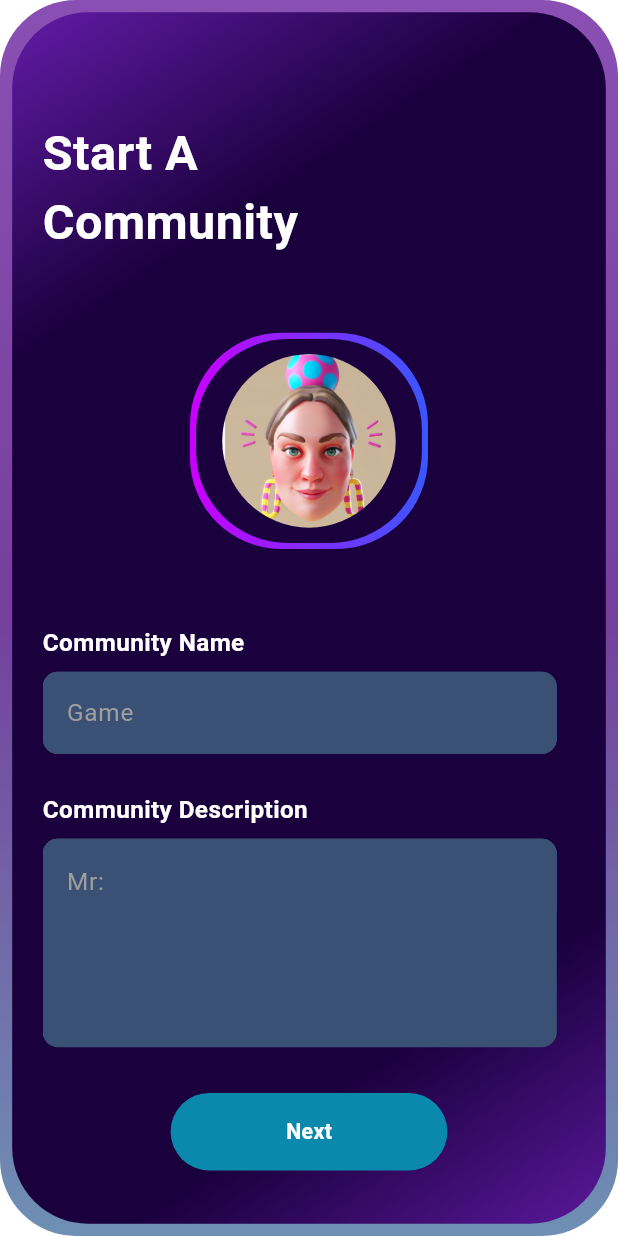
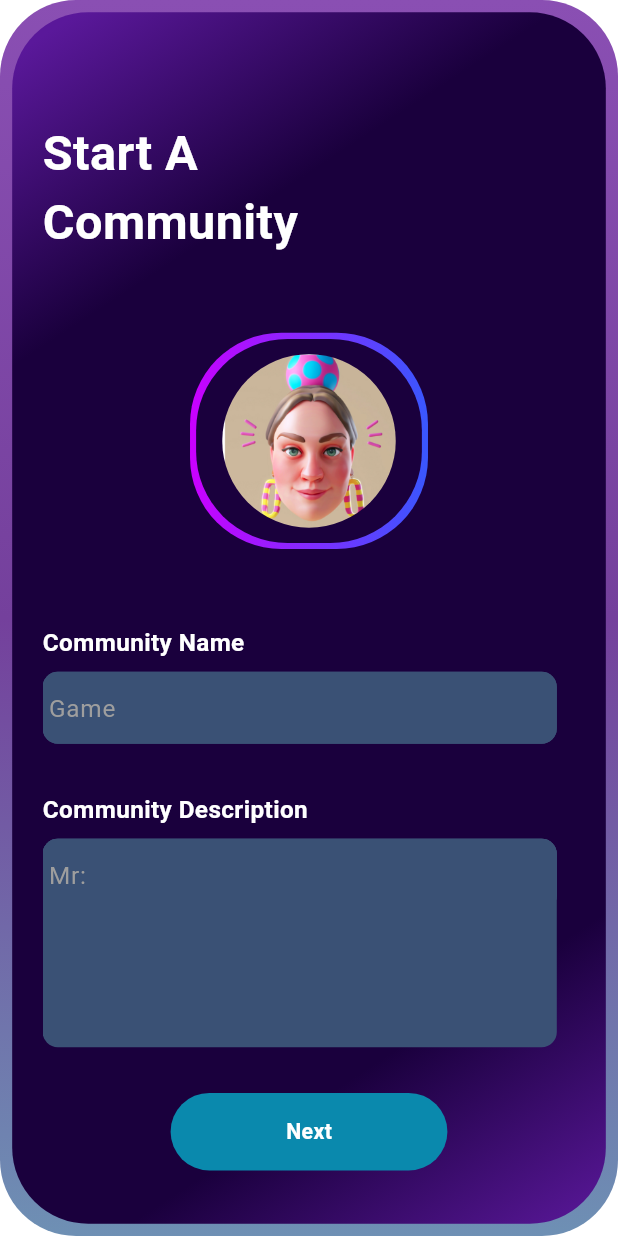
Before and after one commit to HussainMatloob/e_squadifi, a Flutter app: the CommunityScreen screen opened directly, after a tap on "Get Started", on a phone screen of 412 x 824 dp. Run offline on Flutter 3.47's test engine with Material 3 defaults, Android fonts, the phone set to English and light mode, and no system bars; our stand-ins replace audioplayers, device_preview, dropdown_button2, firebase_core, flutter_screenutil, get and 3 more; missing offline and left inert: avatar_stack, custom_pop_up_menu, video_thumbnail; accounts and stored records are empty; network calls fail; Roboto replaces fonts that are missing (Anybody).

Commit message:
minor changes

```diff
--- a/lib/constants/app_data.dart
+++ b/lib/constants/app_data.dart
@@ -4,4 +4,5 @@ class AppData
   static List<String> skillLevelList=["Level A","Level B","Level C"];
   static List<String> gameRoleList=["Role A","Role B","Role C"];
   static List<String> preferredGameMode=["Shooter","Survival","RPG"];
+  static List<String> gameType=["Game A","Game B","Game C"];
 }
--- a/lib/controllers/live_streaming_controller.dart
+++ b/lib/controllers/live_streaming_controller.dart
@@ -22,6 +22,11 @@ class LiveStreamingController extends GetxController{
   //   return uint8list;
   // }
 
+ bool isSwitchedOn=false;
+ void switchedButton(){
+   isSwitchedOn=!isSwitchedOn;
+   update();
+ }
 
   Rx<bool> isShowingPlay=false.obs;
   Rx<bool> isLandScape=false.obs;
--- a/lib/views/custom_widgets/custom_button_widget.dart
+++ b/lib/views/custom_widgets/custom_button_widget.dart
@@ -45,8 +45,8 @@ class ButtonWidget extends StatelessWidget {
       child: Container(
         margin: EdgeInsets.all(marginAll?? 0.r),
         padding: EdgeInsets.symmetric(horizontal: paddingHorizontal??0.r),
-        height: height,
-        width: width,
+        height: height ,
+        width: width ,
         decoration: BoxDecoration(
           color:borderWidth!=null&&borderColor!=null?color:borderWidth !=null? Colors.transparent:color,
           borderRadius: BorderRadius.circular(radius??0.r),
--- a/lib/views/custom_widgets/custom_drop_down_button.dart
+++ b/lib/views/custom_widgets/custom_drop_down_button.dart
@@ -43,8 +43,8 @@ class _CustomDropDownButtonState extends State<CustomDropDownButton> {
               child: Text(
                 item,
                 style: const TextStyle(
-                  fontSize: 14,
-                  fontWeight: FontWeight.bold,
+                  fontSize: 12,
+                  fontWeight: FontWeight.w400,
                   color: Colors.white,
                 ),
                 overflow: TextOverflow.ellipsis,
@@ -60,7 +60,7 @@ class _CustomDropDownButtonState extends State<CustomDropDownButton> {
               padding: EdgeInsets.only(
                   left: mq.width * 0.03, right: mq.width * 0.04),
               decoration: BoxDecoration(
-                borderRadius: BorderRadius.circular(93),
+                borderRadius: BorderRadius.circular(93.r),
                 border: Border.all(
                   color: Colors.transparent,
                 ),
--- a/lib/views/custom_widgets/custom_list_tile.dart
+++ b/lib/views/custom_widgets/custom_list_tile.dart
@@ -1,8 +1,10 @@
 import 'package:e_squadifi/constants/color_constants.dart';
+import 'package:e_squadifi/controllers/live_streaming_controller.dart';
 import 'package:e_squadifi/views/custom_widgets/custom_text.dart';
 import 'package:e_squadifi/views/custom_widgets/reuseable_gradient_container.dart';
 import 'package:flutter/material.dart';
 import 'package:flutter_screenutil/flutter_screenutil.dart';
+import 'package:get/get.dart';
 
 class CustomListTile extends StatelessWidget {
   final Icon? icon;
@@ -67,7 +69,24 @@ class CustomListTile extends StatelessWidget {
               Flexible(child: CustomText(text,fw: fw,size: textSize,color: color,fontStyle: fontStyle ))
             ],),
         ),
-        isDialog! ?Row(
+        isDialog! ? tralingText==null?Transform.scale(
+    scale: 0.9,  // This controls the size of the switch
+    child: GetBuilder<LiveStreamingController>(
+      builder: (liveStreamingController){
+        return Switch(
+          value: liveStreamingController.isSwitchedOn,
+          onChanged: (value) {
+            liveStreamingController.switchedButton();
+          },
+          activeColor: ColorConstant.whiteColor,            // Color of the thumb when the switch is ON
+          activeTrackColor: ColorConstant.cyanBlue,  // Color of the track when the switch is ON
+          inactiveThumbColor: ColorConstant.whiteColor,      // Color of the thumb when the switch is OFF
+          inactiveTrackColor: ColorConstant.cyanBlue,     // Color of the track when the switch is OFF
+        );
+      },
+
+    ),
+    ):Row(
             mainAxisAlignment: MainAxisAlignment.end,
             children: [
             CustomText(tralingText,fw: FontWeight.w700,size: 18.sp,color: color,fontStyle: fontStyle ),
--- a/lib/views/custom_widgets/custom_text_form_field.dart
+++ b/lib/views/custom_widgets/custom_text_form_field.dart
@@ -19,6 +19,9 @@ class CustomTextFormField extends StatefulWidget {
   final double? hintTextSize;
   final Color? hintTextColor;
   final FontWeight? hintTextFw;
+  final double? borderRadius;
+  final double? horizontalPadding;
+  final double? verticalPadding;
   const CustomTextFormField({
     super.key,
     this.hintText,
@@ -32,7 +35,7 @@ class CustomTextFormField extends StatefulWidget {
     this.height,
     this.isPassword = false,
     this.color,
-    this.focusNode, this.fillColor, this.hintTextSize, this.hintTextColor, this.hintTextFw
+    this.focusNode, this.fillColor, this.hintTextSize, this.hintTextColor, this.hintTextFw, this.borderRadius, this.horizontalPadding, this.verticalPadding
   });
 
   @override
@@ -40,16 +43,14 @@ class CustomTextFormField extends StatefulWidget {
 }
 
 class _CustomTextFormFieldState extends State<CustomTextFormField> {
-  bool _isObscured = true; // State variable to toggle password visibility
-
   @override
   Widget build(BuildContext context) {
     return Container(
-      width: widget.width,
-      height: widget.height,
+      width: widget.width??0.w,
+      height: widget.height??0.h,
       decoration: BoxDecoration(
           color: widget.color??Colors.transparent,
-          borderRadius: BorderRadius.circular(10.r)),
+          borderRadius: BorderRadius.circular(widget.borderRadius??10.r)),
       child: TextFormField(
         focusNode: widget.focusNode,
         //keyboardType: TextInputType.multiline,
@@ -68,28 +69,32 @@ class _CustomTextFormFieldState extends State<CustomTextFormField> {
           ),
           hintText: widget.hintText,
           border: OutlineInputBorder(
-            borderRadius: BorderRadius.circular(10.r),
+            borderRadius: BorderRadius.circular(widget.borderRadius??10.r),
             borderSide: BorderSide(color: widget.borderColor),
           ),
           focusedBorder: OutlineInputBorder(
-            borderRadius: BorderRadius.circular(10.r),
+            borderRadius: BorderRadius.circular(widget.borderRadius??10.r),
             borderSide: BorderSide(color: widget.focusedBorderColor, width: 2.0.w),
           ),
           enabledBorder: OutlineInputBorder(
-            borderRadius: BorderRadius.circular(10.r),
+            borderRadius: BorderRadius.circular(widget.borderRadius??10.r),
             borderSide: BorderSide(color: widget.borderColor),
           ),
           errorBorder: OutlineInputBorder(
-            borderRadius: BorderRadius.circular(10.r),
+            borderRadius: BorderRadius.circular(widget.borderRadius??10.r),
             borderSide: BorderSide(color: widget.errorBorderColor),
           ),
           focusedErrorBorder: OutlineInputBorder(
-            borderRadius: BorderRadius.circular(10.r),
+            borderRadius: BorderRadius.circular(widget.borderRadius??10.r),
             borderSide: BorderSide(color: widget.errorBorderColor, width: 2.0.w),
           ),
           suffixIcon:null,
             fillColor: widget.fillColor??ColorConstant.greyColor,
-          filled: true
+          filled: true,
+          contentPadding: EdgeInsets.symmetric(
+            vertical: widget.verticalPadding ?? 0.r,
+            horizontal: widget.horizontalPadding ?? 0.r,
+          )
         ),
         validator: (value) {
           if(value==null||value.trim().isEmpty){
--- a/lib/views/screens/bottom_navigation_bar.dart
+++ b/lib/views/screens/bottom_navigation_bar.dart
@@ -15,7 +15,7 @@ class BottomNavBar extends StatefulWidget {
 }
 class _BottomNavBarState extends State<BottomNavBar> {
   @override
-  NavController navController=Get.put(NavController());
+  NavController navController=Get.put(NavController(),permanent: true);
   Widget build(BuildContext context) {
     return GetBuilder<NavController>(
       init: NavController(),
--- a/lib/views/screens/create_avatar_screen.dart
+++ b/lib/views/screens/create_avatar_screen.dart
@@ -6,6 +6,7 @@ import 'package:e_squadifi/views/custom_widgets/custom_text.dart';
 import 'package:e_squadifi/views/screens/set_profile_screen.dart';
 import 'package:flutter/cupertino.dart';
 import 'package:flutter/material.dart';
+import 'package:flutter/services.dart';
 import 'package:flutter_screenutil/flutter_screenutil.dart';
 import 'package:get/get.dart';
 
@@ -82,6 +83,7 @@ class _CreateAvatarScreenState extends State<CreateAvatarScreen> {
                                 InkWell(
                                     onTap: (){
                                       Get.to(( )=>SetProfileScreen());
+                                      SystemChrome.setEnabledSystemUIMode(SystemUiMode.immersiveSticky);
                                     },
                                     child: Container(child: CustomText("Skip",fw: FontWeight.w700,size: 14.sp,color: ColorConstant.whiteColor,))),
                               ],
--- a/lib/views/screens/live_streaming_screen.dart
+++ b/lib/views/screens/live_streaming_screen.dart
@@ -4,6 +4,7 @@ import 'package:e_squadifi/views/custom_widgets/custom_button_widget.dart';
 import 'package:e_squadifi/views/custom_widgets/custom_dialog_box.dart';
 import 'package:e_squadifi/views/custom_widgets/custom_text.dart';
 import 'package:e_squadifi/views/custom_widgets/custom_text_form_field.dart';
+import 'package:e_squadifi/views/screens/connect_video_game_screen.dart';
 import 'package:flutter/material.dart';
 import 'package:flutter/services.dart';
 import 'package:flutter_screenutil/flutter_screenutil.dart';
@@ -197,7 +198,9 @@ class _PlayVideoWidgetState extends State<LiveStreamingScreen> {
                                               color: ColorConstant.whiteColor,
                                             )),
                                         IconButton(
-                                            onPressed: () {},
+                                            onPressed: () {
+                                              Get.to(()=>ConnectVideoGameScreen());
+                                            },
                                             icon: Icon(
                                               Icons.cast,
                                               color: ColorConstant.whiteColor,
```
Also changed, not shown: lib/views/custom_widgets/custom_dialog_box.dart (+4 -3 lines), lib/views/screens/connect_video_game_screen.dart (added, +135 -0 lines).
